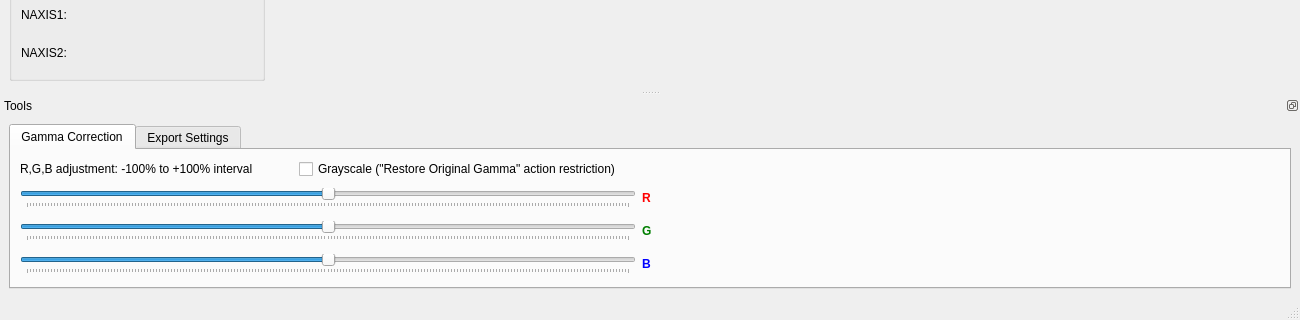
Above: mainwindow.ui from surhh/nfitsview before the change; both pictures show x 0 to 1300 and y 400 to 720 of the 1300 by 720 pixel window. Below: the same form after it.
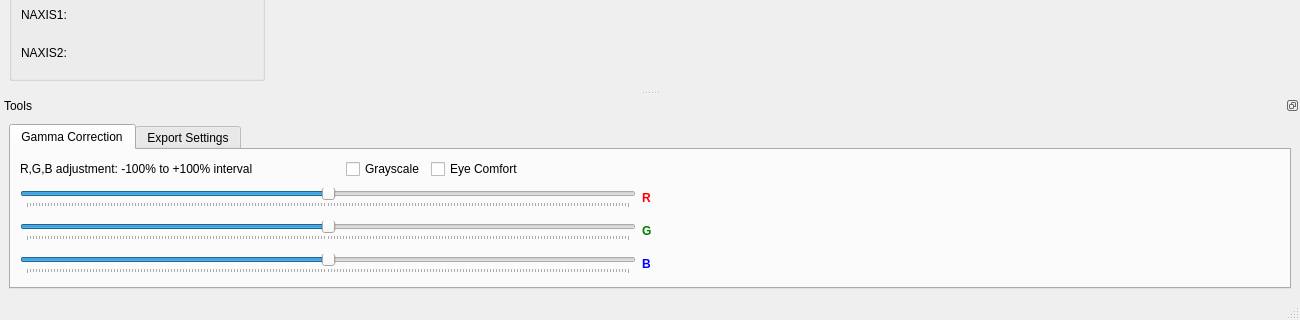
That is the form after the change. Icons and pictures are not drawn. Custom widgets are drawn as their Qt base class.

Diff of the .ui file:
```diff
--- a/mainwindow.ui
+++ b/mainwindow.ui
@@ -307,7 +307,7 @@
                  </property>
                  <property name="sizeHint" stdset="0">
                   <size>
-                   <width>40</width>
+                   <width>20</width>
                    <height>20</height>
                   </size>
                  </property>
@@ -316,13 +316,26 @@
                <item>
                 <widget class="QCheckBox" name="checkBoxGrayscale">
                  <property name="sizePolicy">
-                  <sizepolicy hsizetype="Expanding" vsizetype="Fixed">
+                  <sizepolicy hsizetype="Fixed" vsizetype="Fixed">
                    <horstretch>0</horstretch>
                    <verstretch>0</verstretch>
                   </sizepolicy>
                  </property>
                  <property name="text">
-                  <string>Grayscale (&quot;Restore Original Gamma&quot; action restriction)</string>
+                  <string>Grayscale</string>
+                 </property>
+                </widget>
+               </item>
+               <item>
+                <widget class="QCheckBox" name="checkBoxEyeComfort">
+                 <property name="sizePolicy">
+                  <sizepolicy hsizetype="Minimum" vsizetype="Fixed">
+                   <horstretch>0</horstretch>
+                   <verstretch>0</verstretch>
+                  </sizepolicy>
+                 </property>
+                 <property name="text">
+                  <string>Eye Comfort</string>
                  </property>
                 </widget>
                </item>
@@ -336,7 +349,7 @@
                  </property>
                  <property name="sizeHint" stdset="0">
                   <size>
-                   <width>40</width>
+                   <width>80</width>
                    <height>20</height>
                   </size>
                  </property>
```
Left out of the diff: 3 changed lines with no effect on the pictures.
